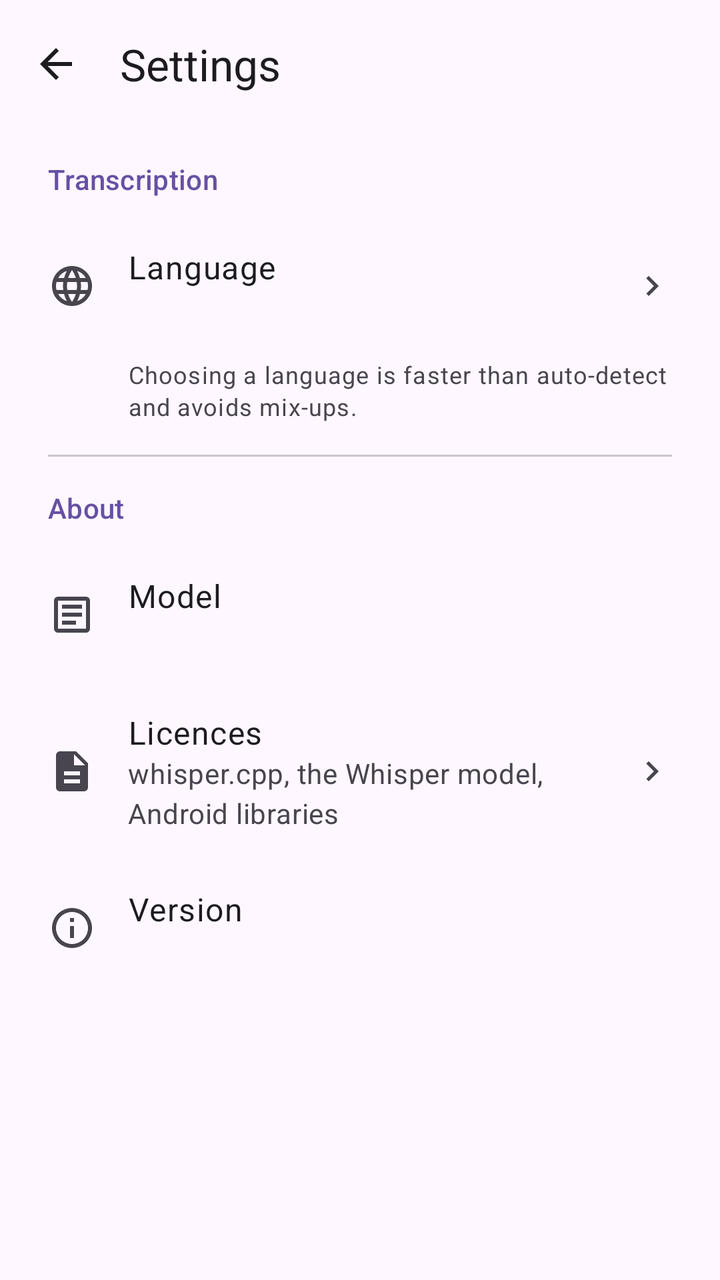
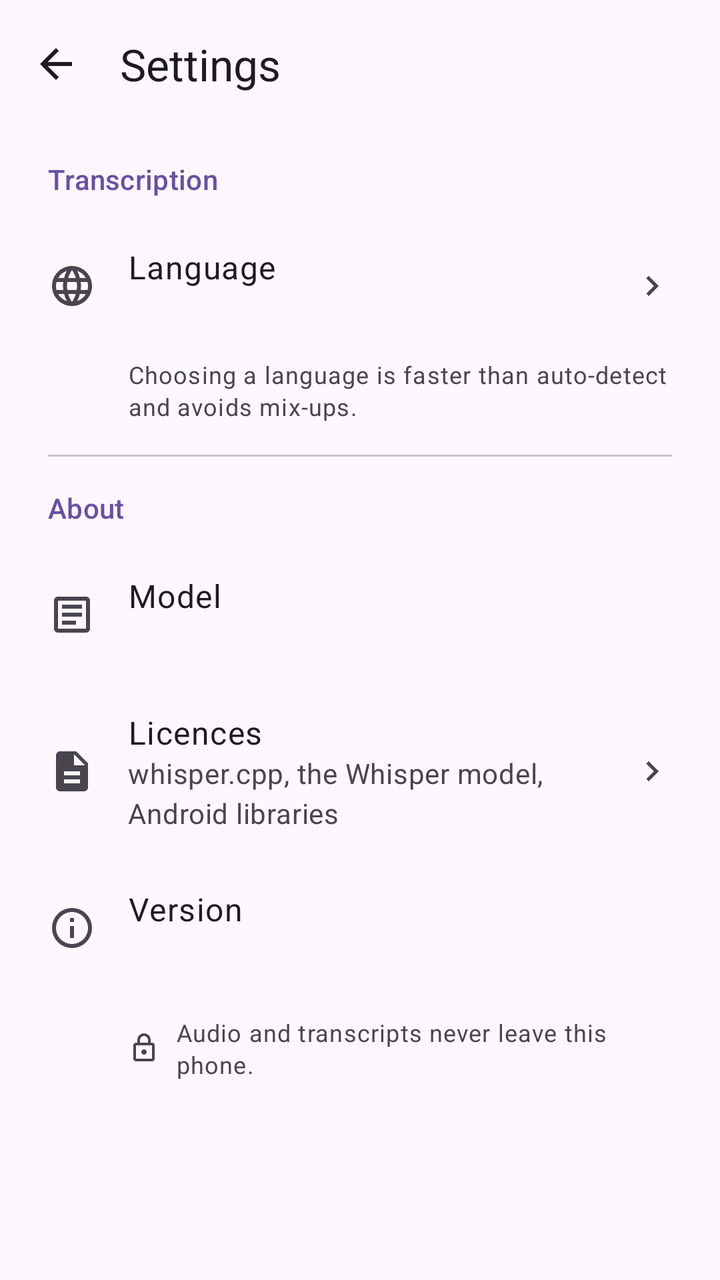

Screens rendered from an Android XML layout before and after an edit, with the pre-edit source and the edit as a unified diff.
<!-- AndroidManifest.xml: application theme Theme.Unmuffle -->
<!-- res/layout/activity_settings.xml -->
<?xml version="1.0" encoding="utf-8"?>
<LinearLayout xmlns:android="http://schemas.android.com/apk/res/android"
    xmlns:app="http://schemas.android.com/apk/res-auto"
    android:layout_width="match_parent"
    android:layout_height="match_parent"
    android:orientation="vertical"
    android:fitsSystemWindows="true">

    <com.google.android.material.appbar.MaterialToolbar
        android:id="@+id/toolbar"
        android:layout_width="match_parent"
        android:layout_height="?attr/actionBarSize"
        app:navigationIcon="@drawable/ic_arrow_back"
        app:navigationContentDescription="Back"
        app:title="Settings" />

    <ScrollView
        android:layout_width="match_parent"
        android:layout_height="match_parent">

        <LinearLayout
            android:layout_width="match_parent"
            android:layout_height="wrap_content"
            android:orientation="vertical">

            <TextView
                style="@style/Unmuffle.SettingsSection"
                android:text="Transcription" />

            <LinearLayout
                android:id="@+id/language_row"
                style="@style/Unmuffle.SettingsRow"
                android:clickable="true"
                android:focusable="true"
                android:background="?attr/selectableItemBackground">

                <ImageView style="@style/Unmuffle.SettingsIcon" android:src="@drawable/ic_language" />

                <LinearLayout style="@style/Unmuffle.SettingsText">
                    <TextView style="@style/Unmuffle.SettingsTitle" android:text="Language" />
                    <TextView android:id="@+id/language_value" style="@style/Unmuffle.SettingsValue" />
                </LinearLayout>

                <ImageView style="@style/Unmuffle.SettingsChevron" />
            </LinearLayout>

            <TextView
                android:layout_width="match_parent"
                android:layout_height="wrap_content"
                android:paddingStart="64dp"
                android:paddingEnd="24dp"
                android:paddingBottom="16dp"
                android:text="Choosing a language is faster than auto-detect and avoids mix-ups."
                android:textAppearance="?attr/textAppearanceBodySmall"
                android:textColor="?attr/colorOnSurfaceVariant" />

            <com.google.android.material.divider.MaterialDivider
                android:layout_width="match_parent"
                android:layout_height="wrap_content"
                app:dividerInsetStart="24dp"
                app:dividerInsetEnd="24dp" />

            <TextView
                style="@style/Unmuffle.SettingsSection"
                android:text="About" />

            <LinearLayout style="@style/Unmuffle.SettingsRow">
                <ImageView style="@style/Unmuffle.SettingsIcon" android:src="@drawable/ic_model" />
                <LinearLayout style="@style/Unmuffle.SettingsText">
                    <TextView style="@style/Unmuffle.SettingsTitle" android:text="Model" />
                    <TextView android:id="@+id/model_value" style="@style/Unmuffle.SettingsValue" />
                </LinearLayout>
            </LinearLayout>

            <LinearLayout
                android:id="@+id/licences_row"
                style="@style/Unmuffle.SettingsRow"
                android:clickable="true"
                android:focusable="true"
                android:background="?attr/selectableItemBackground">

                <ImageView style="@style/Unmuffle.SettingsIcon" android:src="@drawable/ic_licences" />

                <LinearLayout style="@style/Unmuffle.SettingsText">
                    <TextView style="@style/Unmuffle.SettingsTitle" android:text="Licences" />
                    <TextView style="@style/Unmuffle.SettingsValue" android:text="whisper.cpp, the Whisper model, Android libraries" />
                </LinearLayout>

                <ImageView style="@style/Unmuffle.SettingsChevron" />
            </LinearLayout>

            <LinearLayout style="@style/Unmuffle.SettingsRow">
                <ImageView style="@style/Unmuffle.SettingsIcon" android:src="@drawable/ic_info" />
                <LinearLayout style="@style/Unmuffle.SettingsText">
                    <TextView style="@style/Unmuffle.SettingsTitle" android:text="Version" />
                    <TextView android:id="@+id/version_value" style="@style/Unmuffle.SettingsValue" />
                </LinearLayout>
            </LinearLayout>

        </LinearLayout>
    </ScrollView>
</LinearLayout>
<!-- resources referenced by this layout -->
<resources>
  <!-- drawable ic_arrow_back (drawable) -->
  <vector xmlns:android="http://schemas.android.com/apk/res/android"
      android:width="24dp" android:height="24dp"
      android:viewportWidth="24" android:viewportHeight="24"
      android:autoMirrored="true"
      android:tint="?attr/colorOnSurface">
      <path android:fillColor="@android:color/white"
          android:pathData="M20,11H7.83l5.59,-5.59L12,4l-8,8 8,8 1.41,-1.41L7.83,13H20v-2z"/>
  </vector>
  <style name="Unmuffle.SettingsChevron" parent="">
          <item name="android:layout_width">20dp</item>
          <item name="android:layout_height">20dp</item>
          <item name="android:src">@drawable/ic_chevron</item>
          <item name="android:importantForAccessibility">no</item>
      </style>
  <style name="Unmuffle.SettingsIcon" parent="">
          <item name="android:layout_width">24dp</item>
          <item name="android:layout_height">24dp</item>
          <item name="android:layout_marginEnd">16dp</item>
          <item name="android:importantForAccessibility">no</item>
      </style>
  <style name="Unmuffle.SettingsRow" parent="">
          <item name="android:layout_width">match_parent</item>
          <item name="android:layout_height">wrap_content</item>
          <item name="android:minHeight">72dp</item>
          <item name="android:orientation">horizontal</item>
          <item name="android:gravity">center_vertical</item>
          <item name="android:paddingHorizontal">24dp</item>
          <item name="android:paddingVertical">12dp</item>
      </style>
  <style name="Unmuffle.SettingsText" parent="">
          <item name="android:layout_width">0dp</item>
          <item name="android:layout_height">wrap_content</item>
          <item name="android:layout_weight">1</item>
          <item name="android:orientation">vertical</item>
      </style>
  <style name="Unmuffle.SettingsTitle" parent="">
          <item name="android:layout_width">match_parent</item>
          <item name="android:layout_height">wrap_content</item>
          <item name="android:textAppearance">?attr/textAppearanceBodyLarge</item>
      </style>
  <style name="Unmuffle.SettingsValue" parent="">
          <item name="android:layout_width">match_parent</item>
          <item name="android:layout_height">wrap_content</item>
          <item name="android:textAppearance">?attr/textAppearanceBodyMedium</item>
          <item name="android:textColor">?attr/colorOnSurfaceVariant</item>
      </style>
  <style name="Theme.Unmuffle" parent="Theme.Material3.DayNight.NoActionBar">
      </style>
  <!-- drawable ic_chevron (drawable) -->
  <vector xmlns:android="http://schemas.android.com/apk/res/android"
      android:width="24dp" android:height="24dp"
      android:viewportWidth="24" android:viewportHeight="24"
      android:autoMirrored="true"
      android:tint="?attr/colorOnSurfaceVariant">
      <path android:fillColor="@android:color/white" android:pathData="M10,6L8.59,7.41 13.17,12l-4.58,4.59L10,18l6,-6z"/>
  </vector>
  <!-- unchanged entries left out for length: 5 -->
</resources>

<!-- the commit's change to res/layout/activity_settings.xml (unified diff, before → after) -->
@@ -97,6 +97,21 @@
                 </LinearLayout>
             </LinearLayout>
 
+            <TextView
+                android:id="@+id/privacy_note"
+                android:layout_width="match_parent"
+                android:layout_height="wrap_content"
+                android:layout_marginStart="64dp"
+                android:layout_marginEnd="24dp"
+                android:layout_marginTop="8dp"
+                android:layout_marginBottom="24dp"
+                android:drawableStart="@drawable/ic_lock"
+                android:drawablePadding="8dp"
+                android:gravity="center_vertical"
+                android:text="Audio and transcripts never leave this phone."
+                android:textAppearance="?attr/textAppearanceBodySmall"
+                android:textColor="?attr/colorOnSurfaceVariant" />
+
         </LinearLayout>
     </ScrollView>
 </LinearLayout>
<!-- resource entries referenced after the edit -->
@@ -8,6 +8,14 @@
       android:tint="?attr/colorOnSurface">
       <path android:fillColor="@android:color/white"
           android:pathData="M20,11H7.83l5.59,-5.59L12,4l-8,8 8,8 1.41,-1.41L7.83,13H20v-2z"/>
+  </vector>
+  <!-- drawable ic_lock (drawable) -->
+  <vector xmlns:android="http://schemas.android.com/apk/res/android"
+      android:width="16dp" android:height="16dp"
+      android:viewportWidth="24" android:viewportHeight="24"
+      android:autoMirrored="false"
+      android:tint="?attr/colorOnSurfaceVariant">
+      <path android:fillColor="@android:color/white" android:pathData="M18,8h-1V6c0,-2.76 -2.24,-5 -5,-5S7,3.24 7,6v2H6c-1.1,0 -2,0.9 -2,2v10c0,1.1 0.9,2 2,2h12c1.1,0 2,-0.9 2,-2V10c0,-1.1 -0.9,-2 -2,-2zM9,6c0,-1.66 1.34,-3 3,-3s3,1.34 3,3v2H9V6zM18,20H6V10h12v10zM12,17c1.1,0 2,-0.9 2,-2s-0.9,-2 -2,-2 -2,0.9 -2,2 0.9,2 2,2z"/>
   </vector>
   <style name="Unmuffle.SettingsChevron" parent="">
           <item name="android:layout_width">20dp</item>
